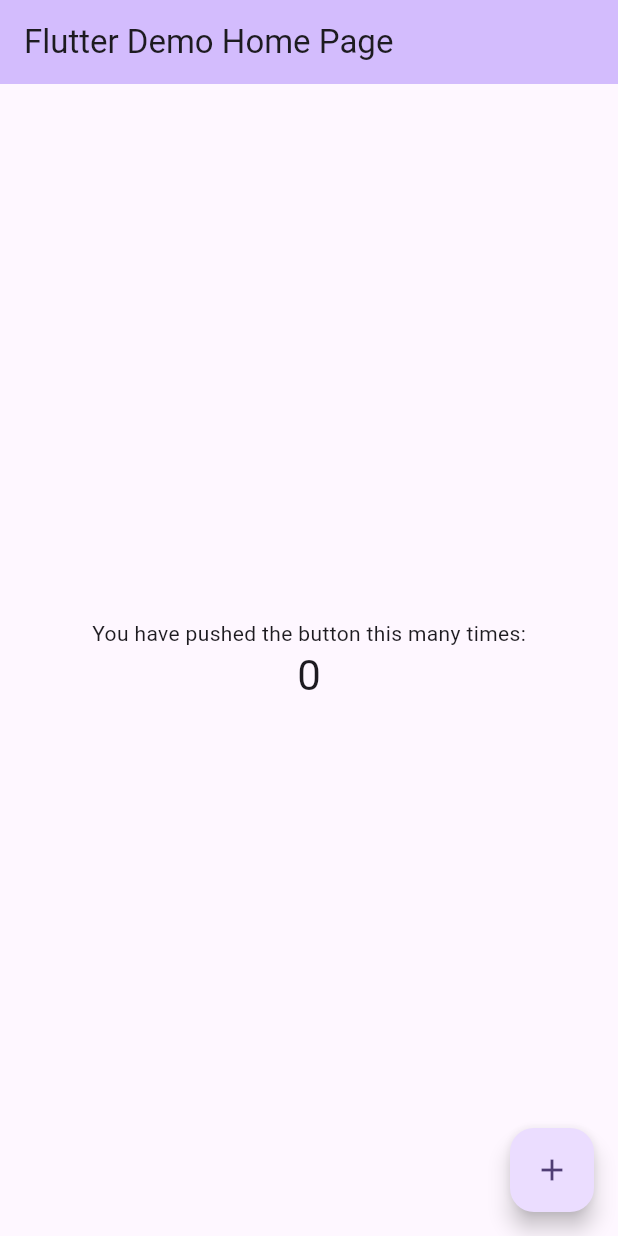
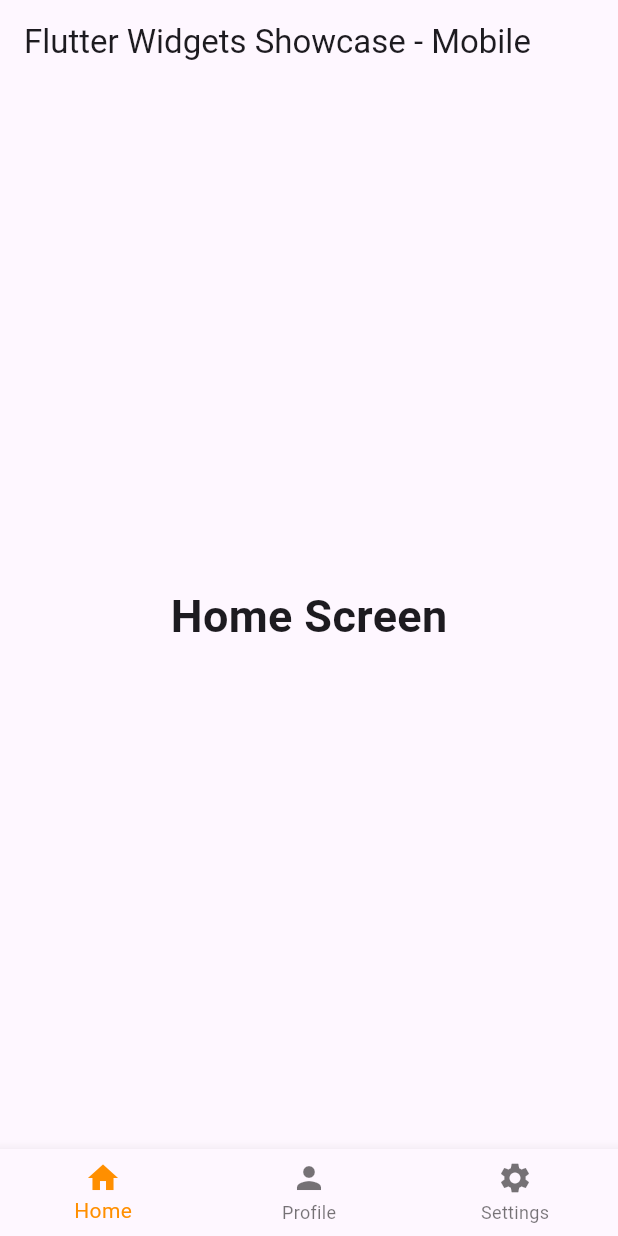
Before and after one commit to denzil-muchangi/flutter_widgets, a Flutter app: the screen it shows after launch, on a phone screen of 412 x 824 dp. Run offline on Flutter 3.47's test engine with Material 3 defaults, Android fonts, the phone set to English and light mode, and no system bars.

Commit message:
feat(home): replace demo counter with responsive navigation layout
Add responsive navigation patterns for desktop, tablet and mobile views. The new layout includes NavigationRail for desktop, TabBar for tablet and BottomNavigationBar for mobile, replacing the simple counter demo.

```diff
--- a/flutter_widgets_showcase/lib/main.dart
+++ b/flutter_widgets_showcase/lib/main.dart
@@ -30,93 +30,101 @@
         // tested with just a hot reload.
         colorScheme: ColorScheme.fromSeed(seedColor: Colors.deepPurple),
       ),
-      home: const MyHomePage(title: 'Flutter Demo Home Page'),
+      home: const HomePage(),
     );
   }
 }
 
-class MyHomePage extends StatefulWidget {
-  const MyHomePage({super.key, required this.title});
-
-  // This widget is the home page of your application. It is stateful, meaning
-  // that it has a State object (defined below) that contains fields that affect
-  // how it looks.
-
-  // This class is the configuration for the state. It holds the values (in this
-  // case the title) provided by the parent (in this case the App widget) and
-  // used by the build method of the State. Fields in a Widget subclass are
-  // always marked "final".
-
-  final String title;
+class HomePage extends StatefulWidget {
+  const HomePage({super.key});
 
   @override
-  State<MyHomePage> createState() => _MyHomePageState();
+  State<HomePage> createState() => _HomePageState();
 }
 
-class _MyHomePageState extends State<MyHomePage> {
-  int _counter = 0;
+class _HomePageState extends State<HomePage> {
+  int _selectedIndex = 0;
 
-  void _incrementCounter() {
+  static const List<Widget> _widgetOptions = <Widget>[
+    Text('Home Screen', style: TextStyle(fontSize: 30, fontWeight: FontWeight.bold)),
+    Text('Profile Screen', style: TextStyle(fontSize: 30, fontWeight: FontWeight.bold)),
+    Text('Settings Screen', style: TextStyle(fontSize: 30, fontWeight: FontWeight.bold)),
+  ];
+
+  void _onItemTapped(int index) {
     setState(() {
-      // This call to setState tells the Flutter framework that something has
-      // changed in this State, which causes it to rerun the build method below
-      // so that the display can reflect the updated values. If we changed
-      // _counter without calling setState(), then the build method would not be
-      // called again, and so nothing would appear to happen.
-      _counter++;
+      _selectedIndex = index;
     });
   }
 
   @override
   Widget build(BuildContext context) {
-    // This method is rerun every time setState is called, for instance as done
-    // by the _incrementCounter method above.
-    //
-    // The Flutter framework has been optimized to make rerunning build methods
-    // fast, so that you can just rebuild anything that needs updating rather
-    // than having to individually change instances of widgets.
-    return Scaffold(
-      appBar: AppBar(
-        // TRY THIS: Try changing the color here to a specific color (to
-        // Colors.amber, perhaps?) and trigger a hot reload to see the AppBar
-        // change color while the other colors stay the same.
-        backgroundColor: Theme.of(context).colorScheme.inversePrimary,
-        // Here we take the value from the MyHomePage object that was created by
-        // the App.build method, and use it to set our appbar title.
-        title: Text(widget.title),
-      ),
-      body: Center(
-        // Center is a layout widget. It takes a single child and positions it
-        // in the middle of the parent.
-        child: Column(
-          // Column is also a layout widget. It takes a list of children and
-          // arranges them vertically. By default, it sizes itself to fit its
-          // children horizontally, and tries to be as tall as its parent.
-          //
-          // Column has various properties to control how it sizes itself and
-          // how it positions its children. Here we use mainAxisAlignment to
-          // center the children vertically; the main axis here is the vertical
-          // axis because Columns are vertical (the cross axis would be
-          // horizontal).
-          //
-          // TRY THIS: Invoke "debug painting" (choose the "Toggle Debug Paint"
-          // action in the IDE, or press "p" in the console), to see the
-          // wireframe for each widget.
-          mainAxisAlignment: MainAxisAlignment.center,
-          children: <Widget>[
-            const Text('You have pushed the button this many times:'),
-            Text(
-              '$_counter',
-              style: Theme.of(context).textTheme.headlineMedium,
+    return LayoutBuilder(
+      builder: (context, constraints) {
+        if (constraints.maxWidth > 1200) {
+          // Desktop layout with side navigation
+          return Scaffold(
+            appBar: AppBar(title: const Text('Flutter Widgets Showcase - Desktop')),
+            body: Row(
+              children: <Widget>[
+                NavigationRail(
+                  selectedIndex: _selectedIndex,
+                  onDestinationSelected: (int index) {
+                    setState(() {
+                      _selectedIndex = index;
+                    });
+                  },
+                  labelType: NavigationRailLabelType.all,
+                  destinations: const <NavigationRailDestination>[
+                    NavigationRailDestination(icon: Icon(Icons.home), label: Text('Home')),
+                    NavigationRailDestination(icon: Icon(Icons.person), label: Text('Profile')),
+                    NavigationRailDestination(icon: Icon(Icons.settings), label: Text('Settings')),
+                  ],
+                ),
+                const VerticalDivider(thickness: 1, width: 1),
+                Expanded(child: Center(child: _widgetOptions.elementAt(_selectedIndex))),
+              ],
             ),
-          ],
-        ),
-      ),
-      floatingActionButton: FloatingActionButton(
-        onPressed: _incrementCounter,
-        tooltip: 'Increment',
-        child: const Icon(Icons.add),
-      ), // This trailing comma makes auto-formatting nicer for build methods.
+          );
+        } else if (constraints.maxWidth > 600) {
+          // Tablet layout with top navigation (tabs)
+          return DefaultTabController(
+            length: _widgetOptions.length,
+            child: Scaffold(
+              appBar: AppBar(
+                title: const Text('Flutter Widgets Showcase - Tablet'),
+                bottom: TabBar(
+                  tabs: const <Widget>[
+                    Tab(icon: Icon(Icons.home), text: 'Home'),
+                    Tab(icon: Icon(Icons.person), text: 'Profile'),
+                    Tab(icon: Icon(Icons.settings), text: 'Settings'),
+                  ],
+                  onTap: _onItemTapped,
+                ),
+              ),
+              body: TabBarView(
+                children: _widgetOptions,
+              ),
+            ),
+          );
+        } else {
+          // Mobile layout with bottom navigation
+          return Scaffold(
+            appBar: AppBar(title: const Text('Flutter Widgets Showcase - Mobile')),
+            body: Center(child: _widgetOptions.elementAt(_selectedIndex)),
+            bottomNavigationBar: BottomNavigationBar(
+              items: const <BottomNavigationBarItem>[
+                BottomNavigationBarItem(icon: Icon(Icons.home), label: 'Home'),
+                BottomNavigationBarItem(icon: Icon(Icons.person), label: 'Profile'),
+                BottomNavigationBarItem(icon: Icon(Icons.settings), label: 'Settings'),
+              ],
+              currentIndex: _selectedIndex,
+              selectedItemColor: Colors.amber[800],
+              onTap: _onItemTapped,
+            ),
+          );
+        }
+      },
     );
   }
 }
```
